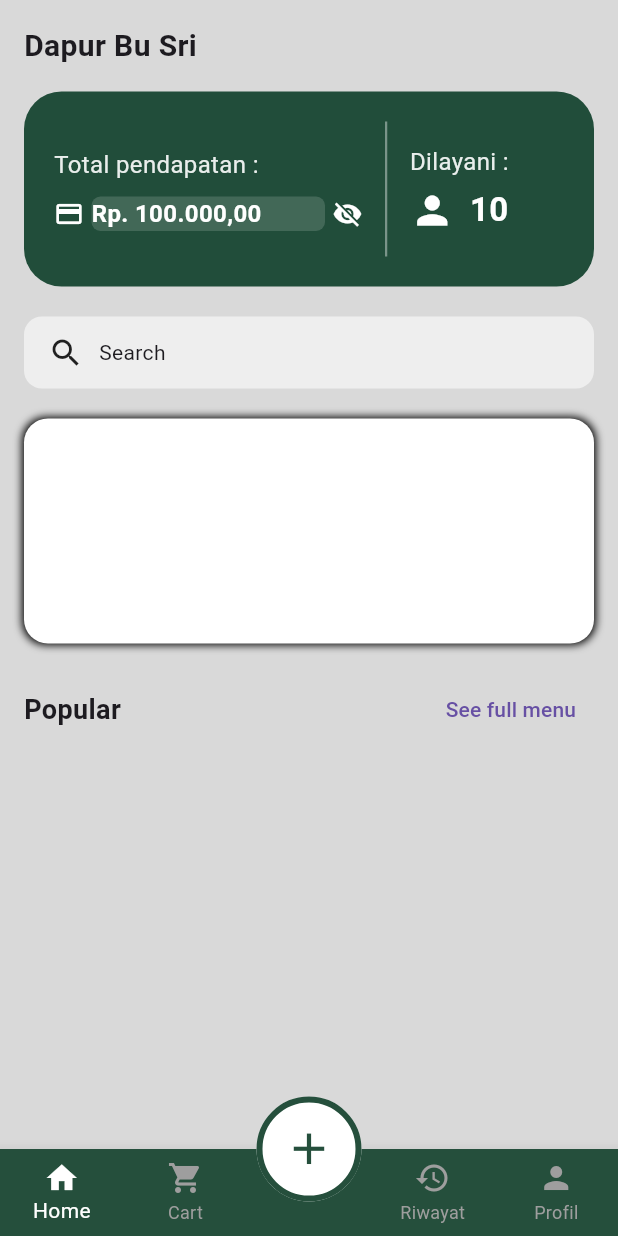
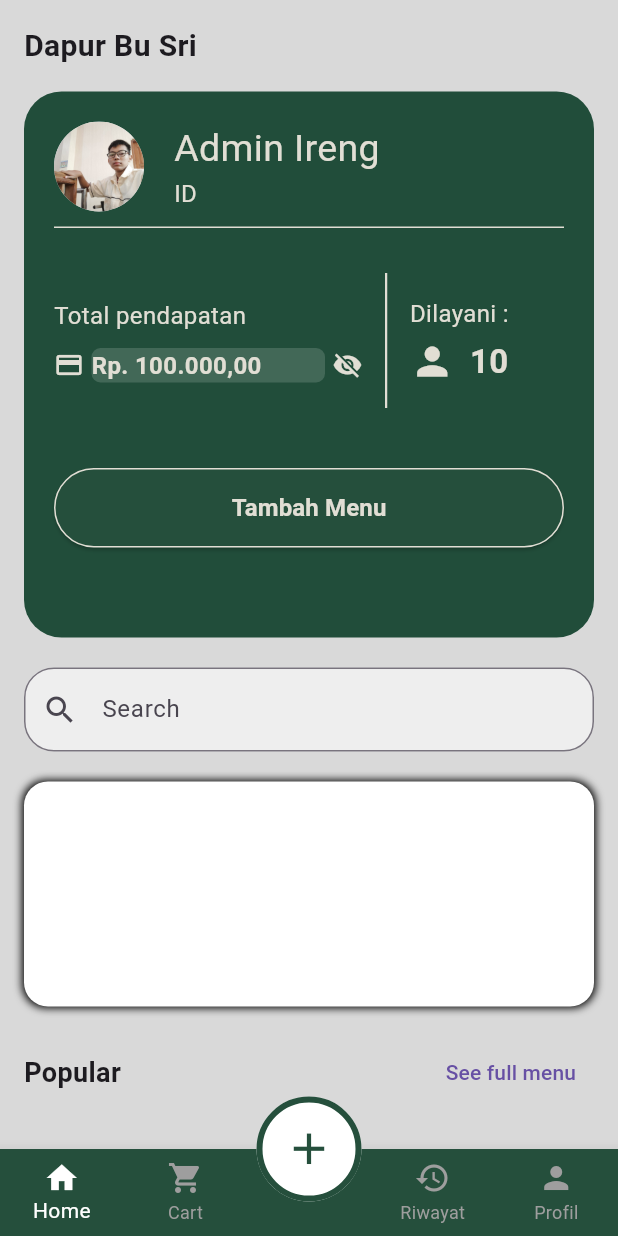
Before and after one commit to hafizprasejarah/bu_sri_dapur, a Flutter app: the screen it shows after launch, on a phone screen of 412 x 824 dp. Run offline on Flutter 3.47's test engine with Material 3 defaults, Android fonts, the phone set to English and light mode, and no system bars; our stand-ins replace get; Roboto replaces fonts that are missing (ABeeZee).

Commit message:
Home Update

```diff
--- a/lib/app/modules/PageView/controllers/page_view_controller.dart
+++ b/lib/app/modules/PageView/controllers/page_view_controller.dart
@@ -2,6 +2,7 @@ import 'package:flutter/material.dart';
 import 'package:get/get.dart';
 
 class PageViewController extends GetxController {
+  final Color textColor = const Color(0xFFE1DED4);
   var pageIndex = 0.obs;
   final pageController = PageController();
   final Color backgroundColor = const Color(0xFFD9D9D9);
--- a/lib/app/modules/PageView/views/page_view_view.dart
+++ b/lib/app/modules/PageView/views/page_view_view.dart
@@ -12,6 +12,7 @@ class PageViewView extends GetView<PageViewController> {
   @override
   Widget build(BuildContext context) {
     return Obx(() => Scaffold(
+      resizeToAvoidBottomInset: false,
       body: Container(
         color: controller.backgroundColor,
         child: SafeArea(child:
--- a/lib/app/modules/home/controllers/home_controller.dart
+++ b/lib/app/modules/home/controllers/home_controller.dart
@@ -1,7 +1,13 @@
 import 'package:get/get.dart';
+import 'package:flutter/material.dart';
 
 class HomeController extends GetxController {
-  //TODO: Implement HomeController
+  // warna statis
+  var searchText = "".obs;
+
+  void updateSearch(String value) {
+    searchText.value = value;
+  }
 
   final count = 0.obs;
   @override
--- a/lib/app/modules/home/views/home_view.dart
+++ b/lib/app/modules/home/views/home_view.dart
@@ -1,13 +1,16 @@
 import 'package:flutter/material.dart';
-
 import 'package:get/get.dart';
-
 import '../controllers/home_controller.dart';
 
 class HomeView extends GetView<HomeController> {
   const HomeView({super.key});
+
   @override
   Widget build(BuildContext context) {
+    final Color textColor = Color(0xFFE1DED4);
+    final Color backgroundColor = const Color(0xFFD9D9D9);
+    final Color buttonColor = const Color(0xFF254F3C);
+
     return SingleChildScrollView(
       padding: EdgeInsets.all(16),
       child: Column(
@@ -22,7 +25,50 @@ class HomeView extends GetView<HomeController> {
             color: Color(0xFF214D3A),
             borderRadius: BorderRadius.circular(25),
           ),
-          child: Row(
+          child: Column(
+            children: [
+              Column(
+                children: [
+                  Row(
+                    children: [
+                      CircleAvatar(
+                        radius: 30,
+                        backgroundColor: Colors.blueGrey.shade100,
+                        backgroundImage: AssetImage('assets/images/Admin.jpg')
+                      ),
+                      SizedBox(width: 20),
+
+                      Column(
+                        crossAxisAlignment: CrossAxisAlignment.start,
+                        children: [
+                          Text(
+                            "Admin Ireng",
+                            style: TextStyle(
+                              color: textColor,
+                              fontSize: 25,
+                            ),
+                          ),
+                          Text(
+                            "ID",
+                            style: TextStyle(
+                              color: textColor,
+                              fontSize: 16,
+                            ),
+                          ),
+                        ],
+                      ),
+                    ],
+                  ),
+                  SizedBox(height: 10),
+                  Container(
+                    width: MediaQuery.of(context).size.width ,
+                    height: 1,
+                    color: textColor,
+                  ),
+                  SizedBox(height: 30),
+                ],
+              ),
+              Row(
                 children: [
                   Expanded(
                     flex: 2,
@@ -30,9 +76,9 @@ class HomeView extends GetView<HomeController> {
                       crossAxisAlignment: CrossAxisAlignment.start,
                       children: [
                         Text(
-                      "Total pendapatan :",
+                          "Total pendapatan",
                           style: TextStyle(
-                        color: Colors.white.withOpacity(0.9),
+                            color: textColor,
                             fontSize: 16,
                           ),
                         ),
@@ -40,7 +86,7 @@ class HomeView extends GetView<HomeController> {
 
                         Row(
                           children: [
-                        Icon(Icons.credit_card, color: Colors.white, size: 20),
+                            Icon(Icons.credit_card, color: textColor, size: 20),
                             SizedBox(width: 5),
                             Expanded(
                               child: Container(
@@ -51,7 +97,7 @@ class HomeView extends GetView<HomeController> {
                                 child: Text(
                                   "Rp. 100.000,00",
                                   style: TextStyle(
-                                color: Colors.white,
+                                    color: textColor,
                                     fontSize: 16,
                                     fontWeight: FontWeight.bold,
                                   ),
@@ -61,7 +107,7 @@ class HomeView extends GetView<HomeController> {
                             ),
 
                             SizedBox(width: 5),
-                        Icon(Icons.visibility_off, color: Colors.white, size: 20),
+                            Icon(Icons.visibility_off, color: textColor, size: 20),
                           ],
                         ),
                       ],
@@ -74,7 +120,7 @@ class HomeView extends GetView<HomeController> {
                   Container(
                     width: 1.5,
                     height: 90,
-                color: Colors.white.withOpacity(0.4),
+                    color: textColor,
                   ),
 
                   SizedBox(width: 15),
@@ -86,20 +132,20 @@ class HomeView extends GetView<HomeController> {
                         Text(
                           "Dilayani :",
                           style: TextStyle(
-                        color: Colors.white.withOpacity(0.9),
+                            color: textColor,
                             fontSize: 16,
                           ),
                         ),
                         SizedBox(height: 5),
                         Row(
                           children: [
-                        Icon(Icons.person, color: Colors.white, size: 30),
+                            Icon(Icons.person, color: textColor, size: 30),
                             SizedBox(width: 10),
                             Text(
                               "10",
                               style: TextStyle(
                                 fontSize: 22,
-                            color: Colors.white,
+                                color: textColor,
                                 fontWeight: FontWeight.bold,
                               ),
                             ),
@@ -110,24 +156,56 @@ class HomeView extends GetView<HomeController> {
                   ),
                 ],
               ),
+              Container(
+                margin: EdgeInsets.symmetric(vertical: 40),
+                child:
+                SizedBox(
+                  width: double.infinity,
+                  child: ElevatedButton(
+                    onPressed: ()=>{},
+                    style: ElevatedButton.styleFrom(
+                      backgroundColor: buttonColor,
+                      padding: const EdgeInsets.symmetric(vertical: 15),
+                      shape: RoundedRectangleBorder(
+                          borderRadius: BorderRadius.circular(30),
+                          side:  BorderSide(
+                              color: textColor,
+                              width: 1
+                          )
+                      ),
+                    ),
+                    child:  Text(
+                      "Tambah Menu",
+                      style: TextStyle(
+                        fontSize: 16,
+                        color: textColor,
+                        fontWeight: FontWeight.bold,
+                      ),
+                    ),
+                  ),
+                ),
+              )
+            ],
+          )
         ),
 
 
         SizedBox(height: 20),
 
           Container(
-            padding: EdgeInsets.symmetric(horizontal: 16),
-            height: 48,
+            // height: 48,
             decoration: BoxDecoration(
-              borderRadius: BorderRadius.circular(12),
+              borderRadius: BorderRadius.circular(20),
               color: Colors.grey[200],
             ),
-            child: Row(
-              children: [
-                Icon(Icons.search),
-                SizedBox(width: 10),
-                Text("Search"),
-              ],
+            child: TextField(
+              decoration: InputDecoration(
+                hintText: "Search",
+                prefixIcon: Icon(Icons.search),
+                border: OutlineInputBorder(
+                  borderRadius: BorderRadius.circular(20),
+                ),
+              ),onChanged: (value) => controller.updateSearch(value),
             ),
           ),
 
--- a/lib/app/modules/riwayat/views/riwayat_view.dart
+++ b/lib/app/modules/riwayat/views/riwayat_view.dart
@@ -1,7 +1,5 @@
 import 'package:flutter/material.dart';
-
 import 'package:get/get.dart';
-
 import '../controllers/riwayat_controller.dart';
 
 class RiwayatView extends GetView<RiwayatController> {
--- a/pubspec.yaml
+++ b/pubspec.yaml
@@ -61,6 +61,7 @@ flutter:
 
   assets:
     - assets/fonts/
+    - assets/images/
 
   fonts:
     - family: ABeeZee
```
Also changed, not shown: assets/images/Admin.jpg (added). Lines whose indentation alone changed are shown as unchanged.
